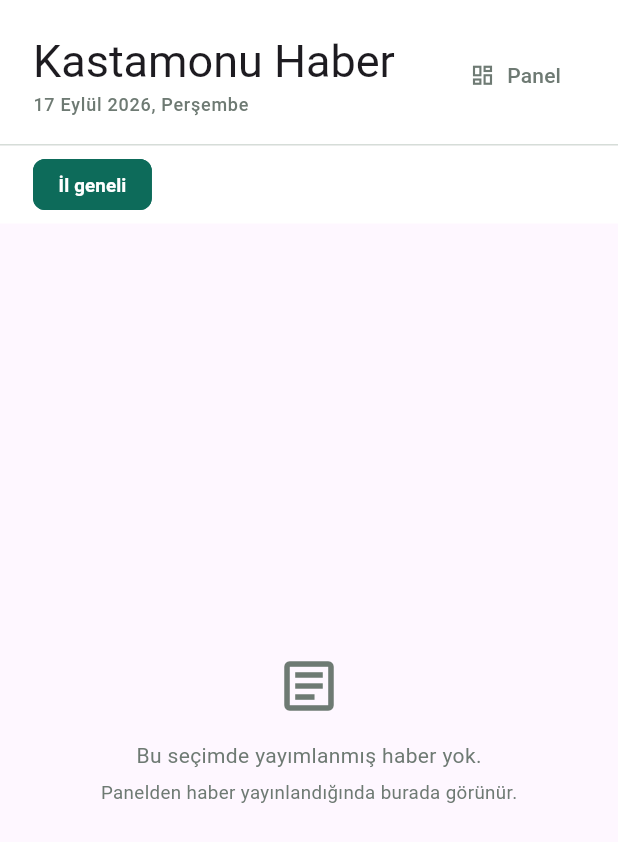
After one commit to Bubaso/kastamonu_app, a Flutter app: the AnasayfaEkrani screen opened directly, after a tap on "Panel", on a phone screen of 412 x 824 dp. The commit adds this screen. Shown: the top 842 px of the screen. Run offline on Flutter 3.47's test engine with Material 3 defaults, Android fonts, the phone set to English and light mode, and no system bars; our stand-ins replace flutter_riverpod, go_router, supabase_flutter; accounts and stored records are empty.

Commit message:
Ana sayfa, yönlendirme ve tema
GoRouter: / herkese açık, /panel oturum istiyor. Koruma yönlendirmede
değil RLS'te; yönlendirme yalnızca boş ekran göstermemek için.

Ana sayfa anon anahtarla çalışıyor, dolayısıyla inceleme masasındaki
haber kod hatasıyla bile sızamıyor. Manşet + ızgara, kaynak künyesi
her haberde görünür.

İlçe süzgeci portalın Kastamonu'ya özgü parçası — rakiplerin hazır yayın
yazılımlarında bu kırılım yok. Süzgeçte YALNIZCA yayımlanmış haberi olan
ilçeler listeleniyor: ölçümde ilçelerin yarısından fazlasına hiç haber
gelmiyordu ve tıklayınca boş çıkan süzgeç, olmayan süzgeçten kötü.

İKİ HATA ÇALIŞTIRINCA ÇIKTI:
- supabase-dart'ta .order() varsayılanı AZALAN. order('sira') ilçeleri
  tersten sıralamış, Ağlı (sıra 20) başa geçmişti. Kalan çağrılarda yön
  zaten açıkça yazılıydı.
- 20 ilçenin tamamını süzgeçte göstermek yanıltıcıydı; artık veriden
  türetiliyor.

```diff
--- /dev/null
+++ b/lib/cekirdek/tema.dart
@@ -0,0 +1,55 @@
+import 'package:flutter/material.dart';
+
+/// Kastamonu Haber tema tanımı.
+///
+/// Renk: Küre bakır patinası yeşili. Kastamonu'nun kendi malzemesinden —
+/// bakır madeni ve orman — geliyor; hazır bir kurumsal maviden değil.
+/// Başlıklarda serif kullanılıyor: haber portalı okunmak için var ve
+/// serif uzun başlıkta gözü daha az yoruyor. Sistem fontları tercih
+/// edildi; çalışma anında font indirmek ilk yükü büyütüyor.
+class Tema {
+  static const patina = Color(0xFF0D6B5A);
+  static const bakir = Color(0xFFA84A18);
+  static const zemin = Color(0xFFF7F8F6);
+  static const murekkep = Color(0xFF16211D);
+  static const solgun = Color(0xFF6E7A73);
+  static const cizgi = Color(0xFFD6DDD8);
+
+  static const serif = 'Georgia';
+
+  static ThemeData olustur() {
+    final base = ThemeData(
+      useMaterial3: true,
+      colorScheme: ColorScheme.fromSeed(
+        seedColor: patina,
+        surface: zemin,
+      ),
+    );
+    return base.copyWith(
+      scaffoldBackgroundColor: zemin,
+      textTheme: base.textTheme.copyWith(
+        displaySmall: const TextStyle(
+            fontFamily: serif, fontWeight: FontWeight.w700, height: 1.15,
+            letterSpacing: -0.5, color: murekkep),
+        headlineSmall: const TextStyle(
+            fontFamily: serif, fontWeight: FontWeight.w700, height: 1.22,
+            color: murekkep),
+        titleLarge: const TextStyle(
+            fontFamily: serif, fontWeight: FontWeight.w700, height: 1.25,
+            color: murekkep),
+        titleMedium: const TextStyle(
+            fontFamily: serif, fontWeight: FontWeight.w700, height: 1.3,
+            color: murekkep),
+      ),
+      cardTheme: CardThemeData(
+        elevation: 0,
+        color: Colors.white,
+        shape: RoundedRectangleBorder(
+          borderRadius: BorderRadius.circular(10),
+          side: const BorderSide(color: cizgi),
+        ),
+      ),
+      dividerTheme: const DividerThemeData(color: cizgi, space: 1),
+    );
+  }
+}
--- /dev/null
+++ b/lib/cekirdek/yonlendirme.dart
@@ -0,0 +1,28 @@
+import 'package:go_router/go_router.dart';
+
+import '../ozellikler/anasayfa/ekran/anasayfa_ekrani.dart';
+import '../ozellikler/inceleme/ekran/giris_ekrani.dart';
+import '../ozellikler/inceleme/ekran/inceleme_ekrani.dart';
+import 'supabase.dart';
+
+/// Yönlendirme.
+///
+/// `/` herkese açık — anon anahtarla yalnızca yayındaki haber görülüyor.
+/// `/panel` oturum istiyor; oturumsuz gelen `/giris`e yönleniyor.
+/// Koruma burada değil RLS'te; bu yönlendirme yalnızca kullanıcıya boş
+/// ekran göstermemek için.
+final yonlendirici = GoRouter(
+  initialLocation: '/',
+  redirect: (context, durum) {
+    final oturumVar = sb.auth.currentSession != null;
+    final yol = durum.matchedLocation;
+    if (yol == '/panel' && !oturumVar) return '/giris';
+    if (yol == '/giris' && oturumVar) return '/panel';
+    return null;
+  },
+  routes: [
+    GoRoute(path: '/', builder: (c, s) => const AnasayfaEkrani()),
+    GoRoute(path: '/giris', builder: (c, s) => const GirisEkrani()),
+    GoRoute(path: '/panel', builder: (c, s) => const IncelemeEkrani()),
+  ],
+);
--- /dev/null
+++ b/lib/ozellikler/anasayfa/ekran/anasayfa_ekrani.dart
@@ -0,0 +1,373 @@
+import 'package:flutter/material.dart';
+import 'package:flutter_riverpod/flutter_riverpod.dart';
+import 'package:go_router/go_router.dart';
+import 'package:intl/intl.dart';
+
+import '../../../cekirdek/tema.dart';
+import '../../inceleme/model/haber.dart';
+import '../veri/anasayfa_deposu.dart';
+
+class AnasayfaEkrani extends ConsumerWidget {
+  const AnasayfaEkrani({super.key});
+
+  @override
+  Widget build(BuildContext context, WidgetRef ref) {
+    final haberler = ref.watch(yayindakilerSaglayici);
+
+    return Scaffold(
+      body: RefreshIndicator(
+        onRefresh: () async => ref.invalidate(yayindakilerSaglayici),
+        child: CustomScrollView(
+          slivers: [
+            const _Kunye(),
+            const _IlceCubugu(),
+            haberler.when(
+              loading: () => const SliverFillRemaining(
+                  hasScrollBody: false,
+                  child: Center(child: CircularProgressIndicator())),
+              error: (h, _) => SliverFillRemaining(
+                  hasScrollBody: false,
+                  child: Center(child: Padding(
+                      padding: const EdgeInsets.all(28), child: Text('$h')))),
+              data: (liste) => liste.isEmpty
+                  ? const SliverFillRemaining(
+                      hasScrollBody: false, child: _Bos())
+                  : _Akis(liste: liste),
+            ),
+            const SliverToBoxAdapter(child: _Alt()),
+          ],
+        ),
+      ),
+    );
+  }
+}
+
+class _Kunye extends StatelessWidget {
+  const _Kunye();
+
+  @override
+  Widget build(BuildContext context) {
+    final t = Theme.of(context);
+    return SliverToBoxAdapter(
+      child: Container(
+        decoration: const BoxDecoration(
+          color: Colors.white,
+          border: Border(bottom: BorderSide(color: Tema.cizgi)),
+        ),
+        child: Center(
+          child: ConstrainedBox(
+            constraints: const BoxConstraints(maxWidth: 1080),
+            child: Padding(
+              padding: const EdgeInsets.fromLTRB(22, 22, 22, 18),
+              child: Row(children: [
+                Column(
+                  crossAxisAlignment: CrossAxisAlignment.start,
+                  mainAxisSize: MainAxisSize.min,
+                  children: [
+                    Text('Kastamonu Haber',
+                        style: t.textTheme.displaySmall?.copyWith(fontSize: 30)),
+                    const SizedBox(height: 3),
+                    Text(
+                      DateFormat("d MMMM y, EEEE", 'tr').format(DateTime.now()),
+                      style: t.textTheme.labelMedium
+                          ?.copyWith(color: Tema.solgun),
+                    ),
+                  ],
+                ),
+                const Spacer(),
+                TextButton.icon(
+                  onPressed: () => context.go('/panel'),
+                  icon: const Icon(Icons.dashboard_outlined, size: 17),
+                  label: const Text('Panel'),
+                  style: TextButton.styleFrom(foregroundColor: Tema.solgun),
+                ),
+              ]),
+            ),
+          ),
+        ),
+      ),
+    );
+  }
+}
+
+/// İlçe süzgeci — portalın Kastamonu'ya özgü parçası.
+///
+/// Haber akışını ilçeye göre daraltıyor. Rakiplerin hazır yayın
+/// yazılımlarında bu kırılım yok; bizde etiketleme hattan geliyor.
+class _IlceCubugu extends ConsumerWidget {
+  const _IlceCubugu();
+
+  @override
+  Widget build(BuildContext context, WidgetRef ref) {
+    final ilceler = ref.watch(ilceListesiSaglayici);
+    final secili = ref.watch(ilceSuzgeciSaglayici);
+
+    return SliverToBoxAdapter(
+      child: Container(
+        color: Colors.white,
+        child: Center(
+          child: ConstrainedBox(
+            constraints: const BoxConstraints(maxWidth: 1080),
+            child: SizedBox(
+              height: 52,
+              child: ilceler.when(
+                loading: () => const SizedBox.shrink(),
+                error: (_, _) => const SizedBox.shrink(),
+                data: (liste) => ListView(
+                  scrollDirection: Axis.horizontal,
+                  padding: const EdgeInsets.symmetric(horizontal: 18),
+                  children: [
+                    _cip(context, ref, 'İl geneli', null, secili == null),
+                    ...liste.map((i) =>
+                        _cip(context, ref, i.ad, i.id, secili == i.id)),
+                  ],
+                ),
+              ),
+            ),
+          ),
+        ),
+      ),
+    );
+  }
+
+  Widget _cip(BuildContext c, WidgetRef ref, String ad, String? id, bool sec) {
+    return Padding(
+      padding: const EdgeInsets.symmetric(horizontal: 4, vertical: 9),
+      child: ChoiceChip(
+        selected: sec,
+        onSelected: (_) => ref.read(ilceSuzgeciSaglayici.notifier).sec(id),
+        label: Text(ad, style: TextStyle(
+            fontSize: 12.5,
+            color: sec ? Colors.white : Tema.murekkep,
+            fontWeight: sec ? FontWeight.w600 : FontWeight.w400)),
+        selectedColor: Tema.patina,
+        backgroundColor: Colors.white,
+        side: BorderSide(color: sec ? Tema.patina : Tema.cizgi),
+        showCheckmark: false,
+      ),
+    );
+  }
+}
+
+class _Akis extends StatelessWidget {
+  const _Akis({required this.liste});
+  final List<Haber> liste;
+
+  @override
+  Widget build(BuildContext context) {
+    final genis = MediaQuery.sizeOf(context).width >= 860;
+    final manset = liste.first;
+    final kalan = liste.skip(1).toList();
+
+    return SliverToBoxAdapter(
+      child: Center(
+        child: ConstrainedBox(
+          constraints: const BoxConstraints(maxWidth: 1080),
+          child: Padding(
+            padding: const EdgeInsets.fromLTRB(18, 24, 18, 8),
+            child: Column(children: [
+              _Manset(haber: manset),
+              if (kalan.isNotEmpty) ...[
+                const SizedBox(height: 26),
+                const _BolumBasligi('Diğer haberler'),
+                const SizedBox(height: 14),
+                GridView.builder(
+                  shrinkWrap: true,
+                  physics: const NeverScrollableScrollPhysics(),
+                  gridDelegate: SliverGridDelegateWithFixedCrossAxisCount(
+                    crossAxisCount: genis ? 3 : 1,
+                    mainAxisSpacing: 16,
+                    crossAxisSpacing: 16,
+                    mainAxisExtent: 196,
+                  ),
+                  itemCount: kalan.length,
+                  itemBuilder: (c, i) => _Kutu(haber: kalan[i]),
+                ),
+              ],
+            ]),
+          ),
+        ),
+      ),
+    );
+  }
+}
+
+class _BolumBasligi extends StatelessWidget {
+  const _BolumBasligi(this.metin);
+  final String metin;
+
+  @override
+  Widget build(BuildContext context) {
+    return Row(children: [
+      Text(metin.toUpperCase(),
+          style: const TextStyle(
+              fontSize: 11.5, fontWeight: FontWeight.w700,
+              letterSpacing: 1.2, color: Tema.solgun)),
+      const SizedBox(width: 12),
+      const Expanded(child: Divider()),
+    ]);
+  }
+}
+
+class _Manset extends StatelessWidget {
+  const _Manset({required this.haber});
+  final Haber haber;
+
+  @override
+  Widget build(BuildContext context) {
+    final t = Theme.of(context);
+    return Card(
+      child: Padding(
+        padding: const EdgeInsets.fromLTRB(24, 22, 24, 20),
+        child: Column(crossAxisAlignment: CrossAxisAlignment.start, children: [
+          _Etiketler(haber: haber, buyuk: true),
+          const SizedBox(height: 12),
+          Text(haber.baslik,
+              style: t.textTheme.displaySmall?.copyWith(fontSize: 27)),
+          if ((haber.spot ?? '').isNotEmpty) ...[
+            const SizedBox(height: 10),
+            Text(haber.spot!,
+                style: t.textTheme.bodyLarge
+                    ?.copyWith(color: Tema.solgun, height: 1.5)),
+          ],
+          const SizedBox(height: 14),
+          _KaynakSatiri(haber: haber),
+        ]),
+      ),
+    );
+  }
+}
+
+class _Kutu extends StatelessWidget {
+  const _Kutu({required this.haber});
+  final Haber haber;
+
+  @override
+  Widget build(BuildContext context) {
+    final t = Theme.of(context);
+    return Card(
+      child: Padding(
+        padding: const EdgeInsets.fromLTRB(16, 14, 16, 12),
+        child: Column(crossAxisAlignment: CrossAxisAlignment.start, children: [
+          _Etiketler(haber: haber),
+          const SizedBox(height: 9),
+          Text(haber.baslik,
+              maxLines: 3,
+              overflow: TextOverflow.ellipsis,
+              style: t.textTheme.titleMedium?.copyWith(fontSize: 16)),
+          const SizedBox(height: 7),
+          Expanded(
+            child: Text(haber.spot ?? '',
+                maxLines: 3,
+                overflow: TextOverflow.ellipsis,
+                style: t.textTheme.bodySmall
+                    ?.copyWith(color: Tema.solgun, height: 1.45)),
+          ),
+          _KaynakSatiri(haber: haber, kucuk: true),
+        ]),
+      ),
+    );
+  }
+}
+
+class _Etiketler extends StatelessWidget {
+  const _Etiketler({required this.haber, this.buyuk = false});
+  final Haber haber;
+  final bool buyuk;
+
+  @override
+  Widget build(BuildContext context) {
+    final ilce = haber.ilceler.where((b) => b.onaylandi).map((b) => b.ad);
+    return Wrap(spacing: 8, runSpacing: 5, crossAxisAlignment:
+        WrapCrossAlignment.center, children: [
+      if (haber.kategoriAd != null)
+        Text(haber.kategoriAd!.toUpperCase(),
+            style: TextStyle(
+                fontSize: buyuk ? 11.5 : 10.5,
+                fontWeight: FontWeight.w700,
+                letterSpacing: 0.9,
+                color: Tema.patina)),
+      ...ilce.map((ad) => Container(
+            padding: const EdgeInsets.symmetric(horizontal: 6, vertical: 2),
+            decoration: BoxDecoration(
+              border: Border.all(color: Tema.cizgi),
+              borderRadius: BorderRadius.circular(3),
+            ),
+            child: Text(ad,
+                style: const TextStyle(fontSize: 10.5, color: Tema.solgun)),
+          )),
+      Text(DateFormat('d MMM HH:mm', 'tr').format(haber.olusturuldu),
+          style: const TextStyle(fontSize: 10.5, color: Tema.solgun)),
+    ]);
+  }
+}
+
+/// Kaynak künyesi. Her haberde görünür — telif zemininin arayüz karşılığı.
+class _KaynakSatiri extends StatelessWidget {
+  const _KaynakSatiri({required this.haber, this.kucuk = false});
+  final Haber haber;
+  final bool kucuk;
+
+  @override
+  Widget build(BuildContext context) {
+    return Row(children: [
+      Icon(Icons.link, size: kucuk ? 12 : 14, color: Tema.solgun),
+      const SizedBox(width: 5),
+      Flexible(
+        child: Text(
+          'Kaynak: ${haber.kaynakAdi}'
+          '${haber.yayinci?.isNotEmpty == true ? " · ${haber.yayinci}" : ""}',
+          overflow: TextOverflow.ellipsis,
+          style: TextStyle(fontSize: kucuk ? 10.5 : 12, color: Tema.solgun),
+        ),
+      ),
+    ]);
+  }
+}
+
+class _Bos extends StatelessWidget {
+  const _Bos();
+
+  @override
+  Widget build(BuildContext context) {
+    return Center(
+      child: Padding(
+        padding: const EdgeInsets.all(40),
+        child: Column(mainAxisSize: MainAxisSize.min, children: const [
+          Icon(Icons.article_outlined, size: 44, color: Tema.solgun),
+          SizedBox(height: 14),
+          Text('Bu seçimde yayımlanmış haber yok.',
+              style: TextStyle(color: Tema.solgun)),
+          SizedBox(height: 6),
+          Text('Panelden haber yayınlandığında burada görünür.',
+              style: TextStyle(color: Tema.solgun, fontSize: 12.5)),
+        ]),
+      ),
+    );
+  }
+}
+
+class _Alt extends StatelessWidget {
+  const _Alt();
+
+  @override
+  Widget build(BuildContext context) {
+    return Center(
+      child: ConstrainedBox(
+        constraints: const BoxConstraints(maxWidth: 1080),
+        child: Padding(
+          padding: const EdgeInsets.fromLTRB(20, 34, 20, 40),
+          child: Column(crossAxisAlignment: CrossAxisAlignment.start, children: const [
+            Divider(),
+            SizedBox(height: 14),
+            Text(
+              'Kastamonu Haber · haberler kaynak gösterilerek derlenmektedir. '
+              'Her haberin künyesinde özgün kaynağı belirtilir.',
+              style: TextStyle(fontSize: 12, color: Tema.solgun, height: 1.5),
+            ),
+          ]),
+        ),
+      ),
+    );
+  }
+}
--- /dev/null
+++ b/lib/ozellikler/anasayfa/veri/anasayfa_deposu.dart
@@ -0,0 +1,95 @@
+import 'package:flutter_riverpod/flutter_riverpod.dart';
+
+import '../../../cekirdek/supabase.dart';
+import '../../inceleme/model/haber.dart';
+
+/// Genel (giriş gerektirmeyen) taraf.
+///
+/// Bu katman anon anahtarla çalışıyor ve RLS gereği yalnızca
+/// `durum='yayinda'` kaydı görebiliyor. Yani inceleme masasındaki haber
+/// buraya kod hatasıyla bile sızamaz — koruma uygulamada değil,
+/// veritabanında.
+class AnasayfaDeposu {
+  static const _secim = '''
+    id, slug, baslik, spot, govde, kaynak_adi, kaynak_url, yayinci,
+    katman, onem, diaspora, durum, olusturuldu,
+    kategoriler ( ad ),
+    haber_ilce ( ilce_id, guven, kaynak, onaylandi, ilceler ( ad ) )
+  ''';
+
+  Future<List<Haber>> yayindakiler({String? ilceId}) async {
+    var sorgu = sb.from('haberler').select(_secim).eq('durum', 'yayinda');
+    // İlçe süzgeci: gömülü kaynak üzerinden filtre. Yalnızca ONAYLI bağlar
+    // sayılıyor — doğrulanmamış bir bağ akışı kirletmemeli.
+    if (ilceId != null) {
+      sorgu = sorgu
+          .eq('haber_ilce.ilce_id', ilceId)
+          .not('haber_ilce', 'is', null);
+    }
+    final yanit = await sorgu
+        .order('yayinlandi', ascending: false)
+        .order('olusturuldu', ascending: false)
+        .limit(60);
+    final liste = (yanit as List)
+        .map((j) => Haber.jsondan(j as Map<String, dynamic>))
+        .toList();
+    if (ilceId == null) return liste;
+    // PostgREST gömülü filtresi ana satırı elemiyor, yalnızca gömülü diziyi
+    // boşaltıyor. Eşleşmeyenleri burada ayıklıyoruz.
+    return liste
+        .where((h) => h.ilceler.any((b) => b.ilceId == ilceId && b.onaylandi))
+        .toList();
+  }
+
+  /// Süzgeçte YALNIZCA yayımlanmış haberi olan ilçeler gösteriliyor.
+  ///
+  /// 20 ilçenin tamamını listelemek yanıltıcı olurdu: ölçümde katman 1+2
+  /// akışında ilçelerin yarısından fazlasına hiç haber gelmiyor. Tıklayınca
+  /// boş liste çıkan bir süzgeç, olmayan süzgeçten kötüdür.
+  ///
+  /// Sorgu `haber_ilce` üzerinden çalışıyor; RLS gereği bu tablo anon
+  /// kullanıcıya zaten yalnızca **onaylı bağ + yayındaki haber** satırlarını
+  /// veriyor. Yani süzgeç listesi kendiliğinden doğru.
+  Future<List<({String id, String ad})>> ilceler() async {
+    final y = await sb.from('haber_ilce').select('ilce_id, ilceler ( ad, sira )');
+    final gorulen = <String, ({String id, String ad, int sira})>{};
+    for (final j in (y as List)) {
+      final ilce = j['ilceler'];
+      if (ilce is! Map) continue;
+      final id = j['ilce_id'] as String;
+      gorulen[id] = (
+        id: id,
+        ad: ilce['ad'] as String? ?? '?',
+        sira: (ilce['sira'] as num?)?.toInt() ?? 99,
+      );
+    }
+    final liste = gorulen.values.toList()
+      ..sort((a, b) => a.sira != b.sira
+          ? a.sira.compareTo(b.sira)
+          : a.ad.compareTo(b.ad));
+    return liste.map((e) => (id: e.id, ad: e.ad)).toList();
+  }
+}
+
+final anasayfaDeposuSaglayici = Provider((_) => AnasayfaDeposu());
+
+/// Seçili ilçe süzgeci; null = il geneli.
+class IlceSuzgeci extends Notifier<String?> {
+  @override
+  String? build() => null;
+  void sec(String? id) => state = id;
+}
+
+final ilceSuzgeciSaglayici =
+    NotifierProvider<IlceSuzgeci, String?>(IlceSuzgeci.new);
+
+final yayindakilerSaglayici =
+    FutureProvider.autoDispose<List<Haber>>((ref) async {
+  final ilce = ref.watch(ilceSuzgeciSaglayici);
+  return ref.watch(anasayfaDeposuSaglayici).yayindakiler(ilceId: ilce);
+});
+
+final ilceListesiSaglayici =
+    FutureProvider<List<({String id, String ad})>>((ref) {
+  return ref.watch(anasayfaDeposuSaglayici).ilceler();
+});
--- a/pubspec.yaml
+++ b/pubspec.yaml
@@ -40,6 +40,7 @@ dependencies:
   flutter_riverpod: ^3.3.2
   intl: ^0.20.2
   url_launcher: ^6.3.2
+  go_router: ^17.5.0
 
 dev_dependencies:
   flutter_test:
```
Also changed, not shown: lib/main.dart (+7 -39 lines), lib/ozellikler/inceleme/ekran/inceleme_ekrani.dart (+16 -0 lines), pubspec.lock.
